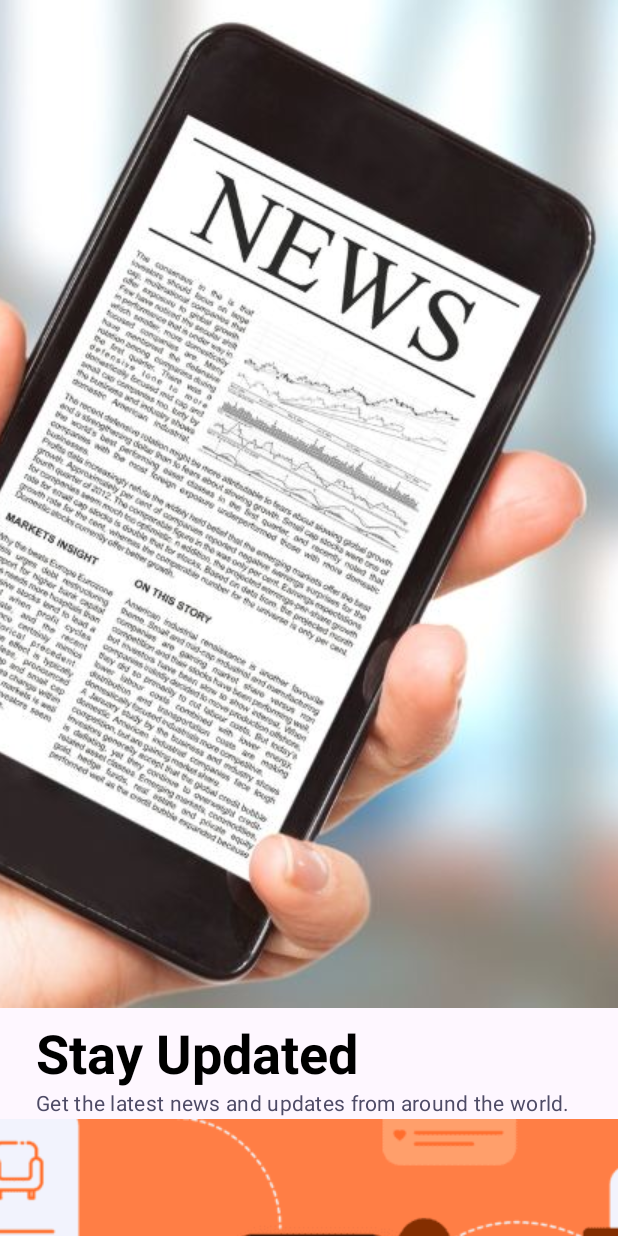
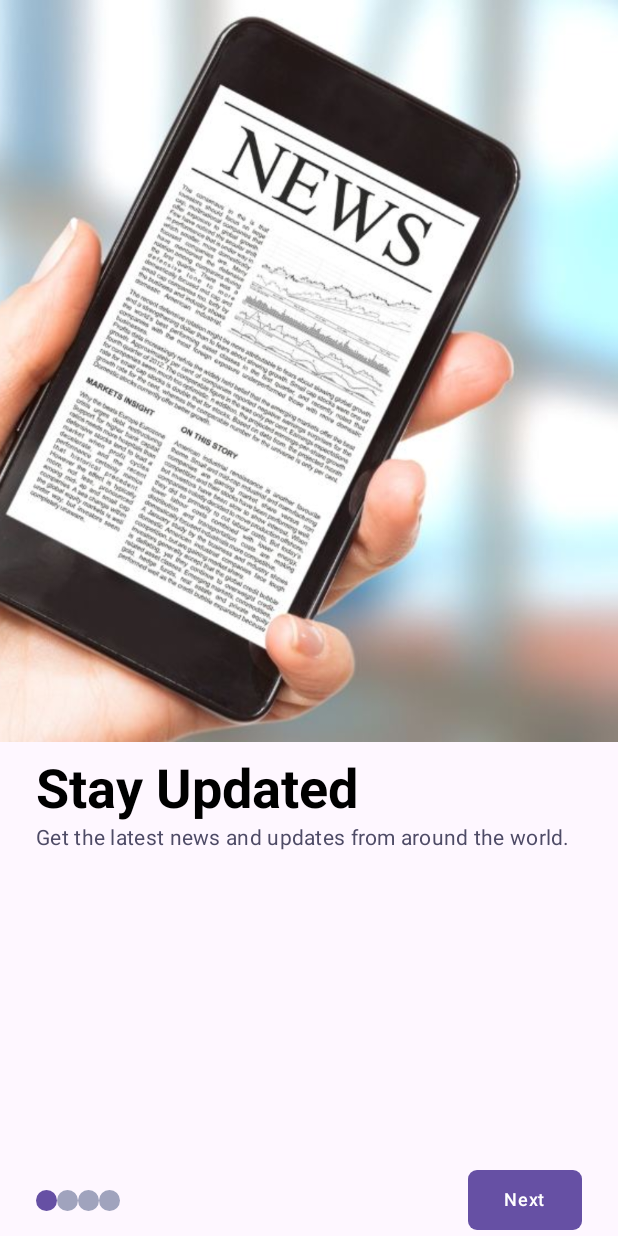
Before and after one commit to RidaSalman/News-App, an Android app built with Jetpack Compose: the screen it shows after launch (MainActivity), on a phone screen of 412 x 824 dp. Run offline under Robolectric (Android 15) with nearby library versions, the phone set to English and light mode, and no system bars.

Commit message:
OnBoarding Page - OnBoarding Screen

```diff
--- a/app/src/main/java/com/example/composeapp/presentation/onboarding/components/OnBoardingScreen.kt
+++ b/app/src/main/java/com/example/composeapp/presentation/onboarding/components/OnBoardingScreen.kt
@@ -19,22 +19,26 @@ import androidx.compose.runtime.Composable
 import androidx.compose.runtime.derivedStateOf
 import androidx.compose.runtime.mutableStateOf
 import androidx.compose.runtime.remember
+import androidx.compose.runtime.rememberCoroutineScope
 import androidx.compose.ui.Alignment
 import androidx.compose.ui.Modifier
 import androidx.compose.ui.tooling.preview.Preview
 import androidx.compose.ui.unit.dp
+import com.example.composeapp.presentation.onboarding.comman.NewsButton
+import com.example.composeapp.presentation.onboarding.comman.NewsTextButton
 import com.example.composeapp.presentation.onboarding.pages
 import com.example.composeapp.ui.theme.ComposeAppTheme
+import kotlinx.coroutines.launch
 
-
+@OptIn(ExperimentalFoundationApi::class)
 @SuppressLint("RememberReturnType")
 @Composable
 fun OnBoardingScreen() {
     Column(modifier = Modifier.fillMaxSize()) {
-        val pagerState = remember { mutableStateOf(0) }
+        val pagerState = rememberPagerState(initialPage = 0)
 
-        val buttonState = remember(pagerState.value) {
-            when (pagerState.value) {
+        val buttonState = remember(pagerState.currentPage) {
+            when (pagerState.currentPage) {
                 0 -> listOf("", "Next")
                 1 -> listOf("Back", "Next")
                 2 -> listOf("Back", "Next")
@@ -43,24 +47,55 @@ fun OnBoardingScreen() {
             }
         }
 
-        LazyColumn {
-            items(pages) { page ->
-                OnBoardingPage(page = page)
-            }
+        HorizontalPager(pageCount = pages.size, state = pagerState) { index ->
+            OnBoardingPage(page = pages[index])
         }
         Spacer(modifier = Modifier.weight(1f))
-        Row (modifier = Modifier
-            .fillMaxWidth()
-            .padding(horizontal = 24.dp)
-            .navigationBarsPadding(),
+        Row(
+            modifier = Modifier
+                .fillMaxWidth()
+                .padding(horizontal = 24.dp)
+                .navigationBarsPadding(),
             horizontalArrangement = Arrangement.SpaceBetween,
-            verticalAlignment = Alignment.CenterVertically){
+            verticalAlignment = Alignment.CenterVertically
+        ) {
+            PageIndicator(
+                modifier = Modifier.width(52.dp),
+                pageSize = pages.size,
+                selectedPage = pagerState.currentPage
+            )
 
-            PageIndicator(modifier = Modifier.width(52.dp), pageSize = pages.size, selectedPage = pagerState.value)
-
+            Row(verticalAlignment = Alignment.CenterVertically) {
+                val scope = rememberCoroutineScope()
+                if (buttonState[0].isNotEmpty()) {
+                    NewsTextButton(
+                        text = buttonState[0],
+                        onClick = {
+                            scope.launch {
+                                if (pagerState.currentPage > 0) {
+                                    pagerState.animateScrollToPage(pagerState.currentPage - 1)
+                                }
+                            }
+                        }
+                    )
+                }
+                NewsButton(
+                    text = buttonState[1],
+                    onClick = {
+                        scope.launch {
+                            if (pagerState.currentPage == 3) {
+                                // Handle last page action
+                            } else {
+                                pagerState.animateScrollToPage(pagerState.currentPage + 1)
+                            }
+                        }
+                    }
+                )
+            }
         }
     }
 }
+
 
 @Preview(showBackground = true)
 @Composable
```
Also changed, not shown: app/src/main/java/com/example/composeapp/presentation/onboarding/comman/NewsButton.kt (+12 -0 lines).
